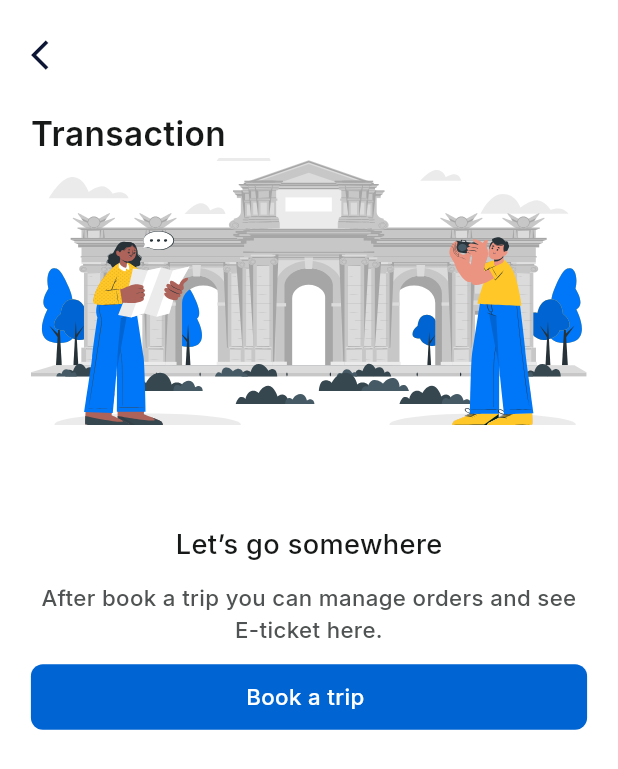
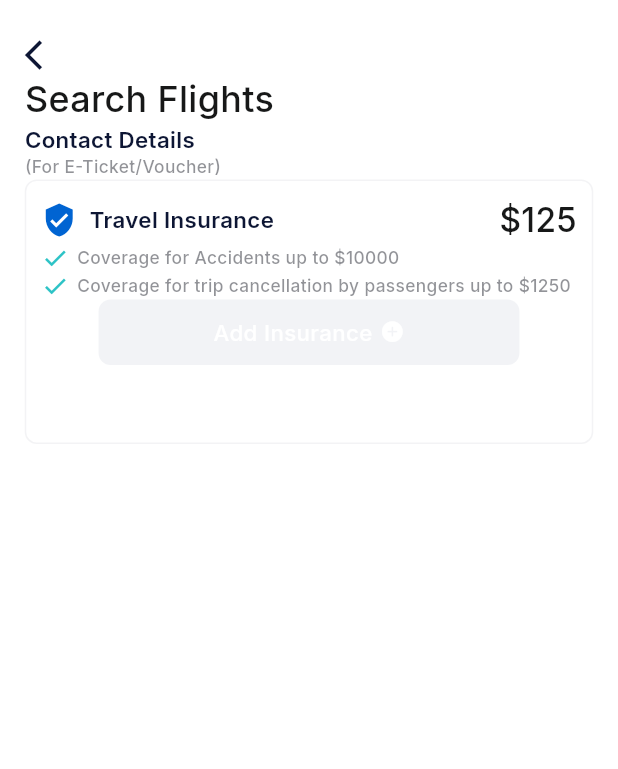
Before and after one commit to DhanashreeC2W/Ticket_Booking_App, a Flutter app: the screen it shows after launch, on a phone screen of 412 x 824 dp. Shown: the top 769 px of the screen. Run offline on Flutter 3.47's test engine with Material 3 defaults, Android fonts, the phone set to English and light mode, and no system bars; our stand-ins replace flutter_otp_text_field, flutter_svg, get, google_fonts, smooth_page_indicator; missing offline and left inert: bulleted_list, dotted_separator.

Commit message:
screen done

```diff
--- a/lib/main.dart
+++ b/lib/main.dart
@@ -1,8 +1,8 @@
 import 'package:flutter/material.dart';
 import 'package:get/get.dart';
-import 'package:ticket_booking_app/view/Screens/Account%20Screen/account_screen.dart';
-import 'package:ticket_booking_app/view/Screens/Settings%20Screens/email_mobile_no_screen.dart';
-import 'package:ticket_booking_app/view/Screens/Transaction%20Screen/transaction_screen.dart';
+import 'package:ticket_booking_app/view/Screens/Booking%20Details%20Screen/booking_details_screen.dart';
+import 'package:ticket_booking_app/view/Screens/Settings%20Screens/notification_settings_screen.dart';
+
 
 void main() {
   runApp(const MainApp());
@@ -15,7 +15,7 @@ class MainApp extends StatelessWidget {
   Widget build(BuildContext context) {
     return const GetMaterialApp(
       debugShowCheckedModeBanner: false,
-      home: TransactionScreen(),
+      home: BookingDetailsScreen(),
     );
   }
 }
--- /dev/null
+++ b/lib/view/Screens/Booking Details Screen/Widgets/extra_protection_card_widget.dart
@@ -0,0 +1,90 @@
+import 'dart:developer';
+
+import 'package:flutter/material.dart';
+import 'package:get/get.dart';
+import 'package:google_fonts/google_fonts.dart';
+import 'package:ticket_booking_app/view/Screens/Settings%20Screens/Widgets/settings_bold_catergory_widget.dart';
+import 'package:ticket_booking_app/view/Widgets/button_widget.dart';
+
+class ExtraProtectionCardWidget extends StatelessWidget {
+  const ExtraProtectionCardWidget({super.key});
+
+  @override
+  Widget build(BuildContext context) {
+    final deviceHeight = Get.height;
+    final deviceWidth = Get.width;
+    log("${deviceHeight * 0.014}");
+    return Container(
+      padding: const EdgeInsets.all(10),
+      height: deviceHeight * 0.214,
+      width: deviceWidth,
+      decoration: BoxDecoration(
+          borderRadius: BorderRadius.circular(8),
+          border: Border.all(color: const Color.fromRGBO(13, 22, 52, 0.05))),
+      child: Column(
+        children: [
+          Row(
+            children: [
+              const Icon(
+                Icons.verified_user,
+                color: Color.fromRGBO(0, 100, 210, 1),
+              ),
+              SizedBox(
+                width: deviceWidth * 0.02,
+              ),
+              const SettingsBoldCatergoryWidget(
+                settingsCatergory: "Travel Insurance",
+              ),
+              const Spacer(),
+              Text(
+                "\$125",
+                style: GoogleFonts.inter(
+                  fontWeight: FontWeight.w500,
+                  color: const Color.fromRGBO(23, 24, 24, 1),
+                  fontSize: deviceHeight * 0.027,
+                ),
+              ),
+            ],
+          ),
+           Row(children: [
+            Icon(
+              Icons.check,
+              color: Color.fromRGBO(45, 195, 198, 1),
+              size: deviceWidth*0.045,
+            ),
+            SizedBox(
+                width: deviceWidth * 0.013,
+              ),
+           Text("Coverage for Accidents up to \$10000",
+            style: GoogleFonts.inter(
+                          fontWeight: FontWeight.w500,
+                          color: const Color.fromRGBO(37, 40, 49, 0.5),
+                          fontSize: deviceHeight * 0.014,
+                        ),
+           )
+          ]),
+           Row(children: [
+            Icon(
+              Icons.check,
+              color: Color.fromRGBO(45, 195, 198, 1),
+              size: deviceWidth*0.045,
+            ),
+            SizedBox(
+                width: deviceWidth * 0.013,
+              ),
+           Expanded(
+             child: Text("Coverage for trip cancellation by passengers up to \$1250",
+              style: GoogleFonts.inter(
+                            fontWeight: FontWeight.w500,
+                            color: const Color.fromRGBO(37, 40, 49, 0.5),
+                            fontSize: deviceHeight * 0.014,
+                          ),
+             ),
+           )
+          ]),
+          ButtonWidget(buttonText: "Add Insurance", buttonColor: Color.fromRGBO(242,243,246,1),buttonIcon: Icon(Icons.add_circle_rounded,color: Color.fromRGBO(0,100,210,1),),)
+        ],
+      ),
+    );
+  }
+}
--- /dev/null
+++ b/lib/view/Screens/Booking Details Screen/booking_details_screen.dart
@@ -0,0 +1,58 @@
+import 'dart:developer';
+
+import 'package:flutter/material.dart';
+import 'package:get/get.dart';
+import 'package:google_fonts/google_fonts.dart';
+import 'package:ticket_booking_app/view/Screens/Booking%20Details%20Screen/Widgets/extra_protection_card_widget.dart';
+import 'package:ticket_booking_app/view/Screens/Settings%20Screens/Widgets/settings_bold_catergory_widget.dart';
+import '../../Widgets/back_button_widget.dart';
+
+class BookingDetailsScreen extends StatelessWidget {
+  const BookingDetailsScreen({super.key});
+
+  @override
+  Widget build(BuildContext context) {
+    final deviceHeight = Get.height;
+    final deviceWidth = Get.width;
+    log("${deviceHeight * 0.014}");
+    return Scaffold(
+        backgroundColor: const Color.fromRGBO(255, 255, 255, 1),
+        body: Padding(
+            padding: EdgeInsets.only(
+              top: deviceHeight * 0.03,
+              left: deviceWidth * 0.04, //16
+              right: deviceWidth * 0.04, //16
+              bottom: deviceHeight * 0.02, //26
+            ),
+            child: SizedBox(
+                height: deviceHeight / 1.4,
+                child: Column(
+                    // mainAxisAlignment: MainAxisAlignment.spaceBetween,
+                    crossAxisAlignment: CrossAxisAlignment.start,
+                    children: [
+                      ///BACK BUTTON
+                      const BackButtonWidget(),
+
+                      ///SCREEN NAME AFTER BACKBUTTON
+                      Text(
+                        "Search Flights",
+                        style: GoogleFonts.inter(
+                          fontWeight: FontWeight.w500,
+                          color: const Color.fromRGBO(23, 24, 24, 1),
+                          fontSize: deviceHeight * 0.029,
+                        ),
+                      ),
+                      const SettingsBoldCatergoryWidget(
+                          settingsCatergory: 'Contact Details'),
+                      Text(
+                        "(For E-Ticket/Voucher)",
+                        style: GoogleFonts.inter(
+                          fontWeight: FontWeight.w500,
+                          color: const Color.fromRGBO(37, 40, 49, 0.5),
+                          fontSize: deviceHeight * 0.014,
+                        ),
+                      ),
+                      ExtraProtectionCardWidget()
+                    ]))));
+  }
+}
--- /dev/null
+++ b/lib/view/Screens/Settings Screens/Widgets/settings_bold_catergory_widget.dart
@@ -0,0 +1,44 @@
+import 'package:flutter/material.dart';
+import 'package:get/get.dart';
+import 'package:google_fonts/google_fonts.dart';
+
+class SettingsBoldCatergoryWidget extends StatelessWidget {
+  final String settingsCatergory;
+  final String? settingDescription;
+  final bool? isdecription;
+  const SettingsBoldCatergoryWidget(
+      {super.key,
+      required this.settingsCatergory,
+      this.settingDescription,
+      this.isdecription});
+
+  @override
+  Widget build(BuildContext context) {
+    final deviceHeight = Get.height;
+    //final deviceWidth = MediaQuery.sizeOf(context).width;
+
+    return Column(
+      crossAxisAlignment: CrossAxisAlignment.start,
+      children: [
+        Text(
+          settingsCatergory,
+          style: GoogleFonts.inter(
+            fontWeight: FontWeight.w600,
+            color: const Color.fromRGBO(13, 22, 52, 1),
+            fontSize: deviceHeight * 0.018,//16
+          ),
+        ),
+        isdecription == true
+            ? Text(
+                settingDescription!,
+                style: GoogleFonts.inter(
+                  fontWeight: FontWeight.w500,
+                  color: const Color.fromRGBO(37, 40, 49, 0.7),
+                  fontSize: deviceHeight * 0.0161,//14
+                ),
+              )
+            : const SizedBox(),
+      ],
+    );
+  }
+}
```
Also changed, not shown: lib/view/Screens/Account Screen/Widgets/account_options_widgets.dart (+33 -21 lines), lib/view/Screens/Settings Screens/Widgets/language_radio_button_widget.dart (added, +59 -0 lines), lib/view/Screens/Settings Screens/language_screen.dart (added, +70 -0 lines), lib/view/Screens/Settings Screens/notification_settings_screen.dart (added, +122 -0 lines), lib/view/Screens/Settings Screens/security_settings_screen.dart (added, +10 -0 lines), lib/view/Screens/Settings Screens/setting_screen.dart (added, +144 -0 lines), lib/view/Widgets/number_pin_widget.dart (+11 -8 lines), lib/view/Widgets/switch_button_widget.dart (added, +66 -0 lines).
